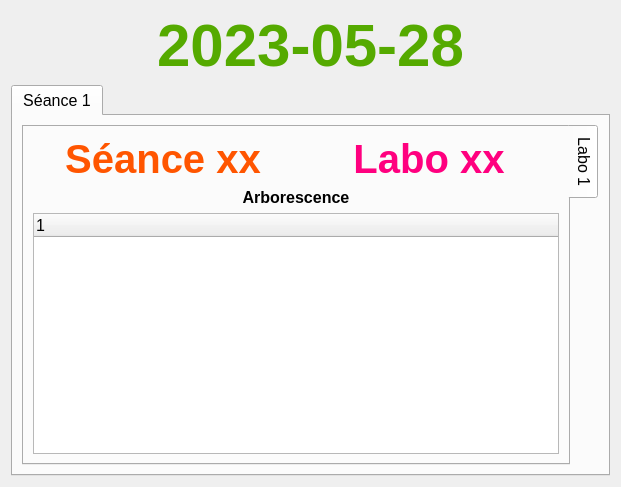
Qt form ui/collecte.ui (manimanis/collecte-bac) before a commit.
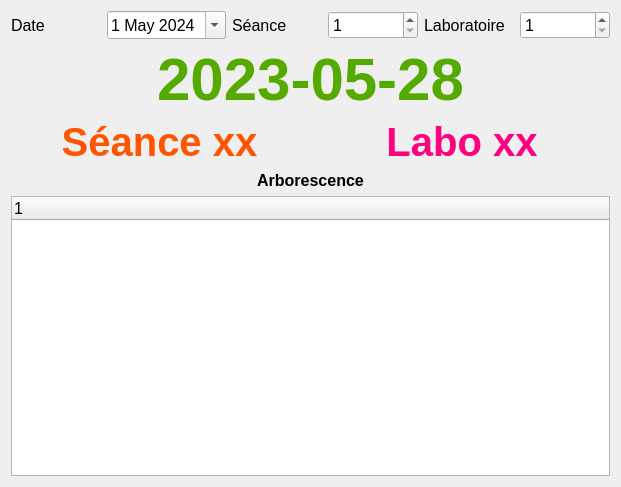
The same form after that commit.

Commit message: Dialog collecte

Diff of the .ui file:
```diff
--- a/ui/collecte.ui
+++ b/ui/collecte.ui
@@ -19,8 +19,22 @@
    <string>Dialog</string>
   </property>
   <layout class="QGridLayout" name="gridLayout" columnstretch="0,0">
-   <item row="0" column="0" colspan="2">
-    <widget class="QLabel" name="txtDate">
+   <item row="5" column="0" colspan="2">
+    <widget class="QLabel" name="lblArb">
+     <property name="styleSheet">
+      <string notr="true">font-weight: bold;
+font-size: 12pt;</string>
+     </property>
+     <property name="text">
+      <string>Arborescence</string>
+     </property>
+     <property name="alignment">
+      <set>Qt::AlignCenter</set>
+     </property>
+    </widget>
+   </item>
+   <item row="1" column="0" colspan="2">
+    <widget class="QLabel" name="txtCurrDate">
      <property name="styleSheet">
       <string notr="true">font-size: 60px;
 font-weight: bold;
@@ -34,46 +48,8 @@
      </property>
     </widget>
    </item>
-   <item row="1" column="0" colspan="2">
-    <widget class="QTabWidget" name="tabSeances">
-     <property name="tabShape">
-      <enum>QTabWidget::Rounded</enum>
-     </property>
-     <property name="currentIndex">
-      <number>0</number>
-     </property>
-     <property name="elideMode">
-      <enum>Qt::ElideLeft</enum>
-     </property>
-     <property name="documentMode">
-      <bool>false</bool>
-     </property>
-     <property name="tabsClosable">
-      <bool>false</bool>
-     </property>
-     <property name="tabBarAutoHide">
-      <bool>false</bool>
-     </property>
-     <widget class="QWidget" name="tabSeance1">
-      <attribute name="title">
-       <string>Séance 1</string>
-      </attribute>
-      <layout class="QGridLayout" name="gridLayout_2">
-       <item row="0" column="0" colspan="2">
-        <widget class="QTabWidget" name="tabLabos">
-         <property name="tabPosition">
-          <enum>QTabWidget::East</enum>
-         </property>
-         <property name="currentIndex">
-          <number>0</number>
-         </property>
-         <widget class="QWidget" name="tabLabo1">
-          <attribute name="title">
-           <string>Labo 1</string>
-          </attribute>
-          <layout class="QGridLayout" name="gridLayout_3">
-           <item row="0" column="0">
-            <widget class="QLabel" name="txtSeance">
+   <item row="4" column="0">
+    <widget class="QLabel" name="txtCurrSeance">
              <property name="styleSheet">
               <string notr="true">font-size: 40px;
 font-weight: bold;
@@ -87,8 +63,8 @@
              </property>
             </widget>
            </item>
-           <item row="0" column="1">
-            <widget class="QLabel" name="txtLabo">
+   <item row="4" column="1">
+    <widget class="QLabel" name="txtCurrLabo">
              <property name="styleSheet">
               <string notr="true">font-size: 40px;
 font-weight: bold;
@@ -102,36 +78,70 @@
              </property>
             </widget>
            </item>
-           <item row="1" column="0" colspan="2">
-            <widget class="QLabel" name="lblArb">
-             <property name="styleSheet">
-              <string notr="true">font-weight: bold;
-font-size: 12pt;</string>
-             </property>
+   <item row="6" column="0" colspan="2">
+    <widget class="QTreeWidget" name="dirTree"/>
+   </item>
+   <item row="0" column="0" colspan="2">
+    <layout class="QHBoxLayout" name="horizontalLayout">
+     <item>
+      <widget class="QLabel" name="lblDate">
              <property name="text">
-              <string>Arborescence</string>
-             </property>
-             <property name="alignment">
-              <set>Qt::AlignCenter</set>
-             </property>
-            </widget>
-           </item>
-           <item row="2" column="0" colspan="2">
-            <widget class="QTreeWidget" name="treeWidget">
-             <column>
+        <string>Date</string>
+       </property>
+      </widget>
+     </item>
+     <item>
+      <widget class="QDateEdit" name="txtDate">
+       <property name="currentSection">
+        <enum>QDateTimeEdit::DaySection</enum>
+       </property>
+       <property name="calendarPopup">
+        <bool>true</bool>
+       </property>
+       <property name="date">
+        <date>
+         <year>2024</year>
+         <month>5</month>
+         <day>1</day>
+        </date>
+       </property>
+      </widget>
+     </item>
+     <item>
+      <widget class="QLabel" name="lblSeance">
               <property name="text">
-               <string notr="true">1</string>
-              </property>
-             </column>
-            </widget>
-           </item>
-          </layout>
-         </widget>
-        </widget>
-       </item>
-      </layout>
-     </widget>
-    </widget>
+        <string>Séance</string>
+       </property>
+      </widget>
+     </item>
+     <item>
+      <widget class="QSpinBox" name="txtSeance">
+       <property name="minimum">
+        <number>1</number>
+       </property>
+       <property name="maximum">
+        <number>5</number>
+       </property>
+      </widget>
+     </item>
+     <item>
+      <widget class="QLabel" name="lblLabo">
+       <property name="text">
+        <string>Laboratoire</string>
+       </property>
+      </widget>
+     </item>
+     <item>
+      <widget class="QSpinBox" name="txtLabo">
+       <property name="minimum">
+        <number>1</number>
+       </property>
+       <property name="maximum">
+        <number>10</number>
+       </property>
+      </widget>
+     </item>
+    </layout>
    </item>
   </layout>
  </widget>
```
Left out of the diff: 57 changed lines with no effect on the pictures. Lines whose indentation alone changed are shown as unchanged. The commit also changes 2 other files.
